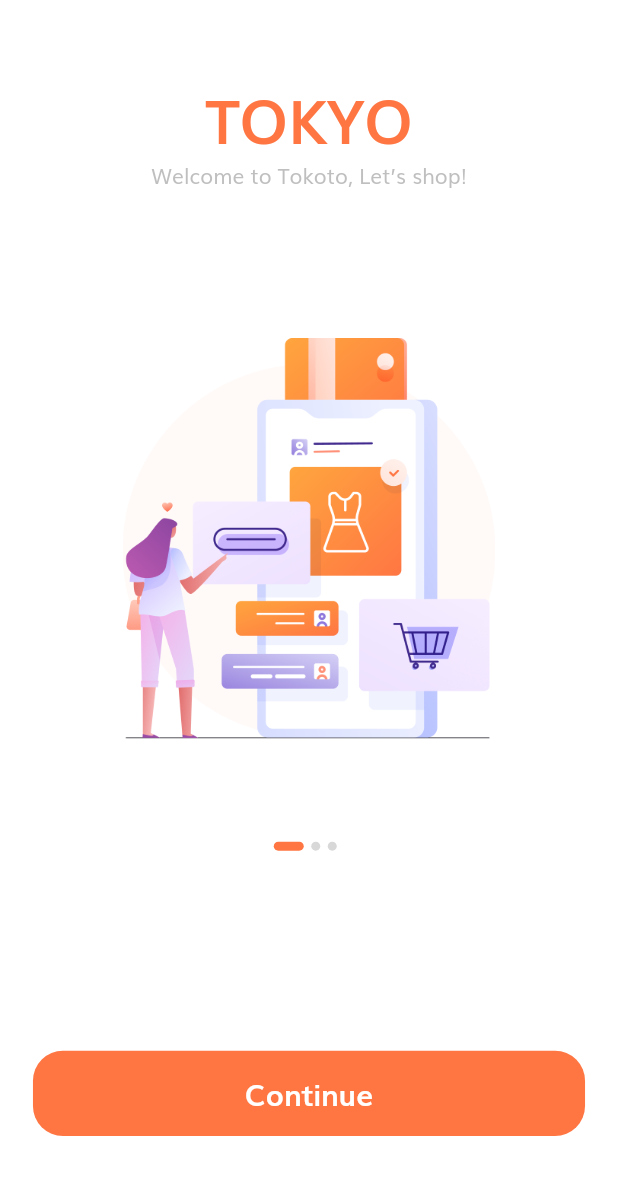
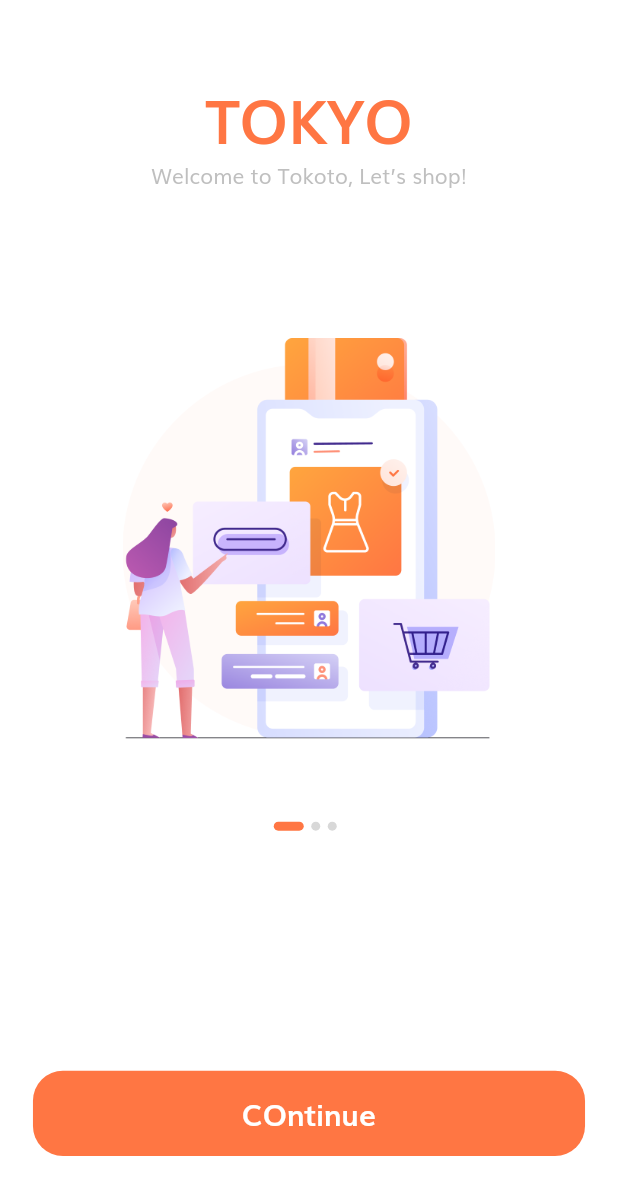
Before and after one commit to fidelisnwabisi/shop_app, a Flutter app: the screen it shows after launch, on a phone screen of 412 x 824 dp. Shown: the top 1195 px of the screen. Run offline on Flutter 3.47's test engine with Material 2 defaults, Android fonts, the light colour scheme and no system bars.

Commit message:
organized default button in a new folder

```diff
--- /dev/null
+++ b/lib/components/default_button.dart
@@ -0,0 +1,36 @@
+import 'package:flutter/material.dart';
+import 'package:shop_app/size_config.dart';
+import 'package:shop_app/constants.dart';
+
+class DefaultButton extends StatelessWidget {
+  const DefaultButton({
+    super.key,
+    required this.text,
+    required this.press,
+  });
+  final String text;
+  final VoidCallback press;
+  // or this "final Function()? press;"
+
+  @override
+  Widget build(BuildContext context) {
+    return SizedBox(
+      width: double.infinity,
+      height: getProportionateScreenHeight(56),
+      child: TextButton(
+        style: TextButton.styleFrom(
+            shape:
+                RoundedRectangleBorder(borderRadius: BorderRadius.circular(20)),
+            foregroundColor: Colors.white,
+            backgroundColor: kPrimaryColor),
+        onPressed: press,
+        child: Text(
+          text,
+          style: TextStyle(
+              fontSize: getProportionateScreenWidth(18),
+              fontWeight: FontWeight.bold),
+        ),
+      ),
+    );
+  }
+}
--- a/lib/screens/splash/components/body.dart
+++ b/lib/screens/splash/components/body.dart
@@ -3,6 +3,7 @@ import 'package:shop_app/constants.dart';
 import 'package:shop_app/size_config.dart';
 
 // This is the best practice
+import '../../../components/default_button.dart';
 import '../components/splash_content.dart';
 
 class Body extends StatefulWidget {
@@ -66,26 +67,10 @@ class _BodyState extends State<Body> {
                         (index) => buildDot(index),
                       ),
                     ),
-                    Spacer(
-                      flex: 2,
-                    ),
-                    SizedBox(
-                      width: double.infinity,
-                      height: getProportionateScreenHeight(56),
-                      child: TextButton(
-                        style: TextButton.styleFrom(
-                            shape: RoundedRectangleBorder(
-                                borderRadius: BorderRadius.circular(20)),
-                            foregroundColor: Colors.white,
-                            backgroundColor: kPrimaryColor),
-                        onPressed: () {},
-                        child: Text(
-                          "Continue",
-                          style: TextStyle(
-                              fontSize: getProportionateScreenWidth(18),
-                              fontWeight: FontWeight.bold),
-                        ),
-                      ),
+                    Spacer(flex: 3),
+                    DefaultButton(
+                      text: "COntinue",
+                      press: () {},
                     ),
                     Spacer(),
                   ],
```
